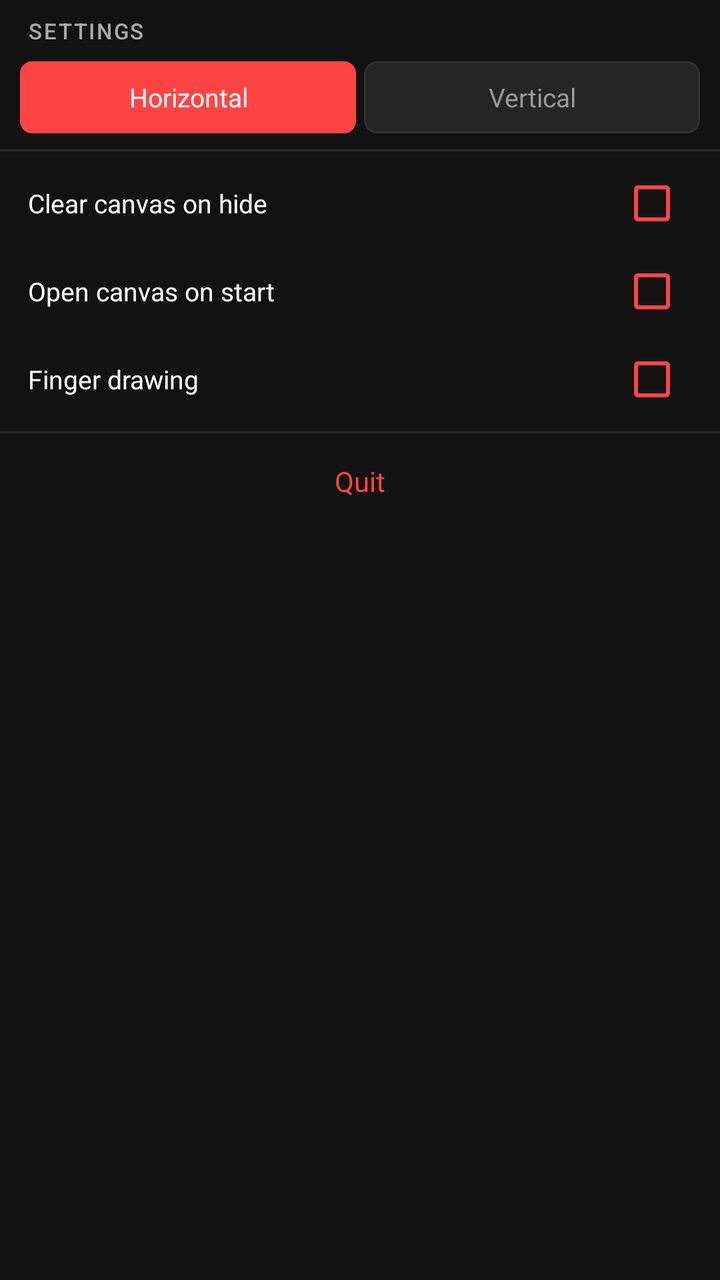
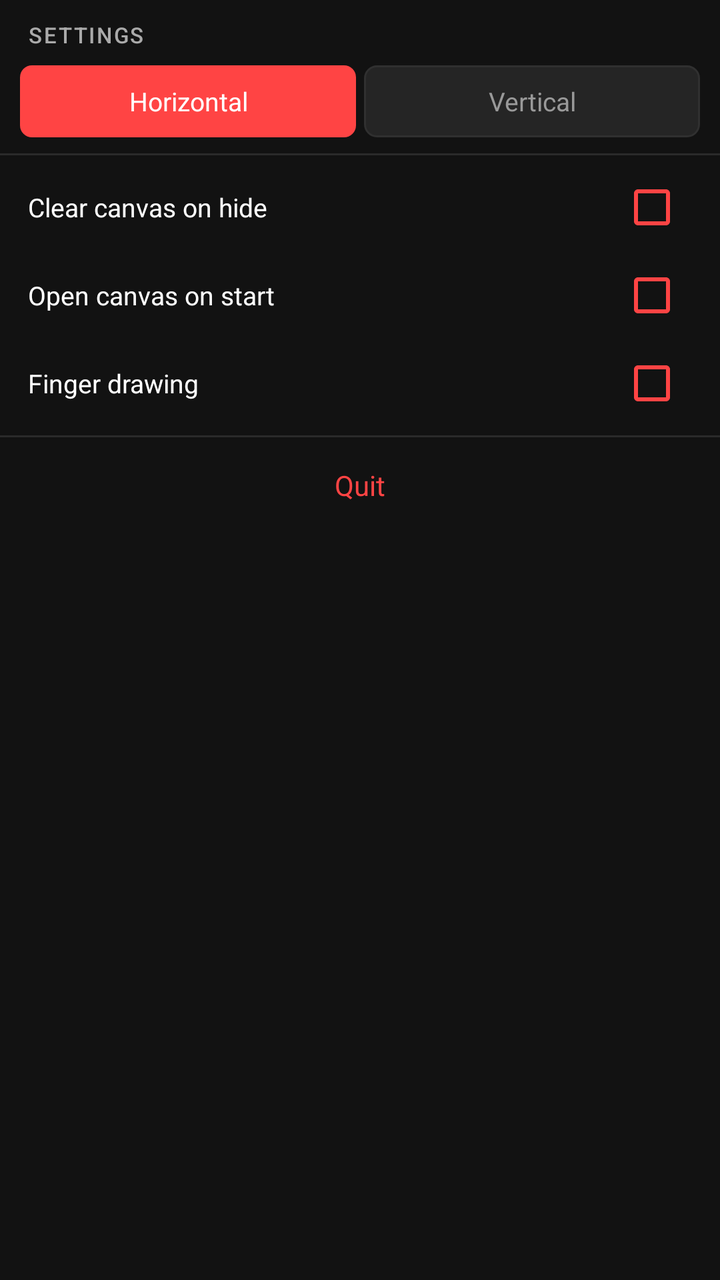

Screens rendered from an Android XML layout before and after an edit, with the pre-edit source and the edit as a unified diff.
<!-- AndroidManifest.xml: application theme Theme.DrawAnywhere -->
<!-- res/layout/panel_settings_page1.xml -->
<?xml version="1.0" encoding="utf-8"?>
<LinearLayout
    xmlns:android="http://schemas.android.com/apk/res/android"
    android:layout_width="200dp"
    android:layout_height="wrap_content"
    android:orientation="vertical"
    android:paddingTop="8dp"
    android:paddingBottom="4dp">

    <TextView
        android:layout_width="wrap_content"
        android:layout_height="wrap_content"
        android:text="@string/panel_settings"
        android:textColor="@color/panel_subtext"
        android:textSize="11sp"
        android:fontFamily="sans-serif-medium"
        android:layout_marginStart="14dp"
        android:layout_marginBottom="8dp"
        android:textAllCaps="true"
        android:letterSpacing="0.08" />

    <LinearLayout
        android:layout_width="match_parent"
        android:layout_height="wrap_content"
        android:orientation="horizontal"
        android:paddingStart="10dp"
        android:paddingEnd="10dp"
        android:layout_marginBottom="4dp">

        <TextView
            android:id="@+id/btn_horizontal"
            android:layout_width="0dp"
            android:layout_height="36dp"
            android:layout_weight="1"
            android:gravity="center"
            android:text="@string/settings_horizontal"
            android:textSize="13sp"
            android:background="@drawable/bg_setting_selected"
            android:textColor="@color/setting_selected_text"
            android:layout_marginEnd="4dp"
            android:fontFamily="sans-serif" />

        <TextView
            android:id="@+id/btn_vertical"
            android:layout_width="0dp"
            android:layout_height="36dp"
            android:layout_weight="1"
            android:gravity="center"
            android:text="@string/settings_vertical"
            android:textSize="13sp"
            android:background="@drawable/bg_setting_unselected"
            android:textColor="@color/setting_unselected_text"
            android:fontFamily="sans-serif" />
    </LinearLayout>

    <View
        android:layout_width="match_parent"
        android:layout_height="1dp"
        android:background="@color/panel_section_divider"
        android:layout_marginTop="4dp"
        android:layout_marginBottom="4dp" />

    <LinearLayout
        android:layout_width="match_parent"
        android:layout_height="44dp"
        android:orientation="horizontal"
        android:gravity="center_vertical"
        android:paddingStart="14dp"
        android:paddingEnd="10dp">
        <TextView
            android:layout_width="0dp" android:layout_height="wrap_content"
            android:layout_weight="1"
            android:text="@string/settings_clear_on_hide"
            android:textColor="@color/panel_text" android:textSize="13sp" />
        <CheckBox
            android:id="@+id/chk_clear_on_hide"
            android:layout_width="wrap_content" android:layout_height="wrap_content"
            android:buttonTint="@color/setting_toggle_tint" />
    </LinearLayout>

    <LinearLayout
        android:layout_width="match_parent"
        android:layout_height="44dp"
        android:orientation="horizontal"
        android:gravity="center_vertical"
        android:paddingStart="14dp"
        android:paddingEnd="10dp">
        <TextView
            android:layout_width="0dp" android:layout_height="wrap_content"
            android:layout_weight="1"
            android:text="@string/settings_open_on_start"
            android:textColor="@color/panel_text" android:textSize="13sp" />
        <CheckBox
            android:id="@+id/chk_open_on_start"
            android:layout_width="wrap_content" android:layout_height="wrap_content"
            android:buttonTint="@color/setting_toggle_tint" />
    </LinearLayout>

    <LinearLayout
        android:layout_width="match_parent"
        android:layout_height="44dp"
        android:orientation="horizontal"
        android:gravity="center_vertical"
        android:paddingStart="14dp"
        android:paddingEnd="10dp">
        <TextView
            android:layout_width="0dp" android:layout_height="wrap_content"
            android:layout_weight="1"
            android:text="@string/settings_finger_drawing"
            android:textColor="@color/panel_text" android:textSize="13sp" />
        <CheckBox
            android:id="@+id/chk_finger_drawing"
            android:layout_width="wrap_content" android:layout_height="wrap_content"
            android:buttonTint="@color/setting_toggle_tint" />
    </LinearLayout>

    <View
        android:layout_width="match_parent"
        android:layout_height="1dp"
        android:background="@color/panel_section_divider"
        android:layout_marginTop="4dp"
        android:layout_marginBottom="4dp" />

    <TextView
        android:id="@+id/btn_quit"
        android:layout_width="match_parent"
        android:layout_height="40dp"
        android:gravity="center"
        android:text="@string/settings_quit"
        android:textColor="@color/btn_quit_text"
        android:textSize="14sp"
        android:fontFamily="sans-serif" />

</LinearLayout>
<!-- resources referenced by this layout -->
<resources>
  <color name="btn_quit_text">#FFFF4444</color>
  <color name="panel_section_divider">#FF2A2A2A</color>
  <color name="panel_subtext">#FFAAAAAA</color>
  <color name="panel_text">#FFFFFFFF</color>
  <color name="setting_selected_text">#FFFFFFFF</color>
  <color name="setting_toggle_tint">#FFFF4444</color>
  <color name="setting_unselected_text">#FF999999</color>
  <!-- drawable bg_setting_selected (drawable) -->
  <?xml version="1.0" encoding="utf-8"?>
  <shape xmlns:android="http://schemas.android.com/apk/res/android"
      android:shape="rectangle">
  
      <solid android:color="@color/setting_selected_bg" />
  
      <corners android:radius="6dp" />
  
  </shape>
  <!-- drawable bg_setting_unselected (drawable) -->
  <?xml version="1.0" encoding="utf-8"?>
  <shape xmlns:android="http://schemas.android.com/apk/res/android"
      android:shape="rectangle">
  
      <solid android:color="@color/setting_unselected_bg" />
  
      <corners android:radius="6dp" />
  
      <stroke
          android:width="1dp"
          android:color="@color/panel_border" />
  
  </shape>
  <string name="panel_settings">Settings</string>
  <string name="settings_clear_on_hide">Clear canvas on hide</string>
  <string name="settings_finger_drawing">Finger drawing</string>
  <string name="settings_horizontal">Horizontal</string>
  <string name="settings_open_on_start">Open canvas on start</string>
  <string name="settings_quit">Quit</string>
  <string name="settings_vertical">Vertical</string>
  <style name="Theme.DrawAnywhere" parent="Theme.MaterialComponents.DayNight.NoActionBar">
          <item name="colorPrimary">@color/colorPrimary</item>
          <item name="colorPrimaryVariant">@color/colorPrimaryVariant</item>
          <item name="colorOnPrimary">@color/colorOnPrimary</item>
          <item name="colorSecondary">@color/colorSecondary</item>
          <item name="colorOnSecondary">@color/colorOnSecondary</item>
          <item name="colorError">@color/colorError</item>
          <item name="colorOnError">@color/colorOnError</item>
          <item name="colorSurface">@color/colorSurface</item>
          <item name="colorOnSurface">@color/colorOnSurface</item>
          <item name="android:colorBackground">@color/colorBackground</item>
          <item name="android:windowBackground">@color/colorBackground</item>
          <item name="android:statusBarColor">@android:color/transparent</item>
          <item name="android:navigationBarColor">@android:color/transparent</item>
          <item name="android:windowDrawsSystemBarBackgrounds">true</item>
      </style>
  <color name="setting_selected_bg">#FFFF4444</color>
  <color name="setting_unselected_bg">#FF252525</color>
  <color name="panel_border">#FF303030</color>
  <color name="colorPrimary">#FFB73A3A</color>
  <color name="colorPrimaryVariant">#FF8B0000</color>
  <color name="colorOnPrimary">#FFFFFFFF</color>
  <color name="colorSecondary">#FF444444</color>
  <color name="colorOnSecondary">#FFFFFFFF</color>
  <color name="colorError">#FFCF6679</color>
  <color name="colorOnError">#FF000000</color>
  <color name="colorSurface">#FF1C1C1C</color>
  <color name="colorOnSurface">#FFFFFFFF</color>
  <color name="colorBackground">#FF121212</color>
</resources>

<!-- the commit's change to res/layout/panel_settings_page1.xml (unified diff, before → after) -->
@@ -1,134 +1,141 @@
 <?xml version="1.0" encoding="utf-8"?>
-<LinearLayout
+<ScrollView
     xmlns:android="http://schemas.android.com/apk/res/android"
-    android:layout_width="200dp"
-    android:layout_height="wrap_content"
-    android:orientation="vertical"
-    android:paddingTop="8dp"
-    android:paddingBottom="4dp">
-
-    <TextView
-        android:layout_width="wrap_content"
-        android:layout_height="wrap_content"
-        android:text="@string/panel_settings"
-        android:textColor="@color/panel_subtext"
-        android:textSize="11sp"
-        android:fontFamily="sans-serif-medium"
-        android:layout_marginStart="14dp"
-        android:layout_marginBottom="8dp"
-        android:textAllCaps="true"
-        android:letterSpacing="0.08" />
+    android:layout_width="match_parent"
+    android:layout_height="match_parent"
+    android:scrollbars="none"
+    android:overScrollMode="never">
 
     <LinearLayout
         android:layout_width="match_parent"
         android:layout_height="wrap_content"
-        android:orientation="horizontal"
-        android:paddingStart="10dp"
-        android:paddingEnd="10dp"
-        android:layout_marginBottom="4dp">
+        android:orientation="vertical"
+        android:paddingTop="10dp"
+        android:paddingBottom="6dp">
 
         <TextView
-            android:id="@+id/btn_horizontal"
-            android:layout_width="0dp"
-            android:layout_height="36dp"
-            android:layout_weight="1"
+            android:layout_width="wrap_content"
+            android:layout_height="wrap_content"
+            android:text="@string/panel_settings"
+            android:textColor="@color/panel_subtext"
+            android:textSize="11sp"
+            android:fontFamily="sans-serif-medium"
+            android:layout_marginStart="14dp"
+            android:layout_marginBottom="8dp"
+            android:textAllCaps="true"
+            android:letterSpacing="0.08" />
+
+        <LinearLayout
+            android:layout_width="match_parent"
+            android:layout_height="wrap_content"
+            android:orientation="horizontal"
+            android:paddingStart="10dp"
+            android:paddingEnd="10dp"
+            android:layout_marginBottom="4dp">
+
+            <TextView
+                android:id="@+id/btn_horizontal"
+                android:layout_width="0dp"
+                android:layout_height="36dp"
+                android:layout_weight="1"
+                android:gravity="center"
+                android:text="@string/settings_horizontal"
+                android:textSize="13sp"
+                android:background="@drawable/bg_setting_selected"
+                android:textColor="@color/setting_selected_text"
+                android:layout_marginEnd="4dp"
+                android:fontFamily="sans-serif" />
+
+            <TextView
+                android:id="@+id/btn_vertical"
+                android:layout_width="0dp"
+                android:layout_height="36dp"
+                android:layout_weight="1"
+                android:gravity="center"
+                android:text="@string/settings_vertical"
+                android:textSize="13sp"
+                android:background="@drawable/bg_setting_unselected"
+                android:textColor="@color/setting_unselected_text"
+                android:fontFamily="sans-serif" />
+        </LinearLayout>
+
+        <View
+            android:layout_width="match_parent"
+            android:layout_height="1dp"
+            android:background="@color/panel_section_divider"
+            android:layout_marginTop="4dp"
+            android:layout_marginBottom="4dp" />
+
+        <LinearLayout
+            android:layout_width="match_parent"
+            android:layout_height="44dp"
+            android:orientation="horizontal"
+            android:gravity="center_vertical"
+            android:paddingStart="14dp"
+            android:paddingEnd="10dp">
+            <TextView
+                android:layout_width="0dp" android:layout_height="wrap_content"
+                android:layout_weight="1"
+                android:text="@string/settings_clear_on_hide"
+                android:textColor="@color/panel_text" android:textSize="13sp" />
+            <CheckBox
+                android:id="@+id/chk_clear_on_hide"
+                android:layout_width="wrap_content" android:layout_height="wrap_content"
+                android:buttonTint="@color/setting_toggle_tint" />
+        </LinearLayout>
+
+        <LinearLayout
+            android:layout_width="match_parent"
+            android:layout_height="44dp"
+            android:orientation="horizontal"
+            android:gravity="center_vertical"
+            android:paddingStart="14dp"
+            android:paddingEnd="10dp">
+            <TextView
+                android:layout_width="0dp" android:layout_height="wrap_content"
+                android:layout_weight="1"
+                android:text="@string/settings_open_on_start"
+                android:textColor="@color/panel_text" android:textSize="13sp" />
+            <CheckBox
+                android:id="@+id/chk_open_on_start"
+                android:layout_width="wrap_content" android:layout_height="wrap_content"
+                android:buttonTint="@color/setting_toggle_tint" />
+        </LinearLayout>
+
+        <LinearLayout
+            android:layout_width="match_parent"
+            android:layout_height="44dp"
+            android:orientation="horizontal"
+            android:gravity="center_vertical"
+            android:paddingStart="14dp"
+            android:paddingEnd="10dp">
+            <TextView
+                android:layout_width="0dp" android:layout_height="wrap_content"
+                android:layout_weight="1"
+                android:text="@string/settings_finger_drawing"
+                android:textColor="@color/panel_text" android:textSize="13sp" />
+            <CheckBox
+                android:id="@+id/chk_finger_drawing"
+                android:layout_width="wrap_content" android:layout_height="wrap_content"
+                android:buttonTint="@color/setting_toggle_tint" />
+        </LinearLayout>
+
+        <View
+            android:layout_width="match_parent"
+            android:layout_height="1dp"
+            android:background="@color/panel_section_divider"
+            android:layout_marginTop="4dp"
+            android:layout_marginBottom="4dp" />
+
+        <TextView
+            android:id="@+id/btn_quit"
+            android:layout_width="match_parent"
+            android:layout_height="40dp"
             android:gravity="center"
-            android:text="@string/settings_horizontal"
-            android:textSize="13sp"
-            android:background="@drawable/bg_setting_selected"
-            android:textColor="@color/setting_selected_text"
-            android:layout_marginEnd="4dp"
+            android:text="@string/settings_quit"
+            android:textColor="@color/btn_quit_text"
+            android:textSize="14sp"
             android:fontFamily="sans-serif" />
 
-        <TextView
-            android:id="@+id/btn_vertical"
-            android:layout_width="0dp"
-            android:layout_height="36dp"
-            android:layout_weight="1"
-            android:gravity="center"
-            android:text="@string/settings_vertical"
-            android:textSize="13sp"
-            android:background="@drawable/bg_setting_unselected"
-            android:textColor="@color/setting_unselected_text"
-            android:fontFamily="sans-serif" />
     </LinearLayout>
-
-    <View
-        android:layout_width="match_parent"
-        android:layout_height="1dp"
-        android:background="@color/panel_section_divider"
-        android:layout_marginTop="4dp"
-        android:layout_marginBottom="4dp" />
-
-    <LinearLayout
-        android:layout_width="match_parent"
-        android:layout_height="44dp"
-        android:orientation="horizontal"
-        android:gravity="center_vertical"
-        android:paddingStart="14dp"
-        android:paddingEnd="10dp">
-        <TextView
-            android:layout_width="0dp" android:layout_height="wrap_content"
-            android:layout_weight="1"
-            android:text="@string/settings_clear_on_hide"
-            android:textColor="@color/panel_text" android:textSize="13sp" />
-        <CheckBox
-            android:id="@+id/chk_clear_on_hide"
-            android:layout_width="wrap_content" android:layout_height="wrap_content"
-            android:buttonTint="@color/setting_toggle_tint" />
-    </LinearLayout>
-
-    <LinearLayout
-        android:layout_width="match_parent"
-        android:layout_height="44dp"
-        android:orientation="horizontal"
-        android:gravity="center_vertical"
-        android:paddingStart="14dp"
-        android:paddingEnd="10dp">
-        <TextView
-            android:layout_width="0dp" android:layout_height="wrap_content"
-            android:layout_weight="1"
-            android:text="@string/settings_open_on_start"
-            android:textColor="@color/panel_text" android:textSize="13sp" />
-        <CheckBox
-            android:id="@+id/chk_open_on_start"
-            android:layout_width="wrap_content" android:layout_height="wrap_content"
-            android:buttonTint="@color/setting_toggle_tint" />
-    </LinearLayout>
-
-    <LinearLayout
-        android:layout_width="match_parent"
-        android:layout_height="44dp"
-        android:orientation="horizontal"
-        android:gravity="center_vertical"
-        android:paddingStart="14dp"
-        android:paddingEnd="10dp">
-        <TextView
-            android:layout_width="0dp" android:layout_height="wrap_content"
-            android:layout_weight="1"
-            android:text="@string/settings_finger_drawing"
-            android:textColor="@color/panel_text" android:textSize="13sp" />
-        <CheckBox
-            android:id="@+id/chk_finger_drawing"
-            android:layout_width="wrap_content" android:layout_height="wrap_content"
-            android:buttonTint="@color/setting_toggle_tint" />
-    </LinearLayout>
-
-    <View
-        android:layout_width="match_parent"
-        android:layout_height="1dp"
-        android:background="@color/panel_section_divider"
-        android:layout_marginTop="4dp"
-        android:layout_marginBottom="4dp" />
-
-    <TextView
-        android:id="@+id/btn_quit"
-        android:layout_width="match_parent"
-        android:layout_height="40dp"
-        android:gravity="center"
-        android:text="@string/settings_quit"
-        android:textColor="@color/btn_quit_text"
-        android:textSize="14sp"
-        android:fontFamily="sans-serif" />
-
-</LinearLayout>
+</ScrollView>
